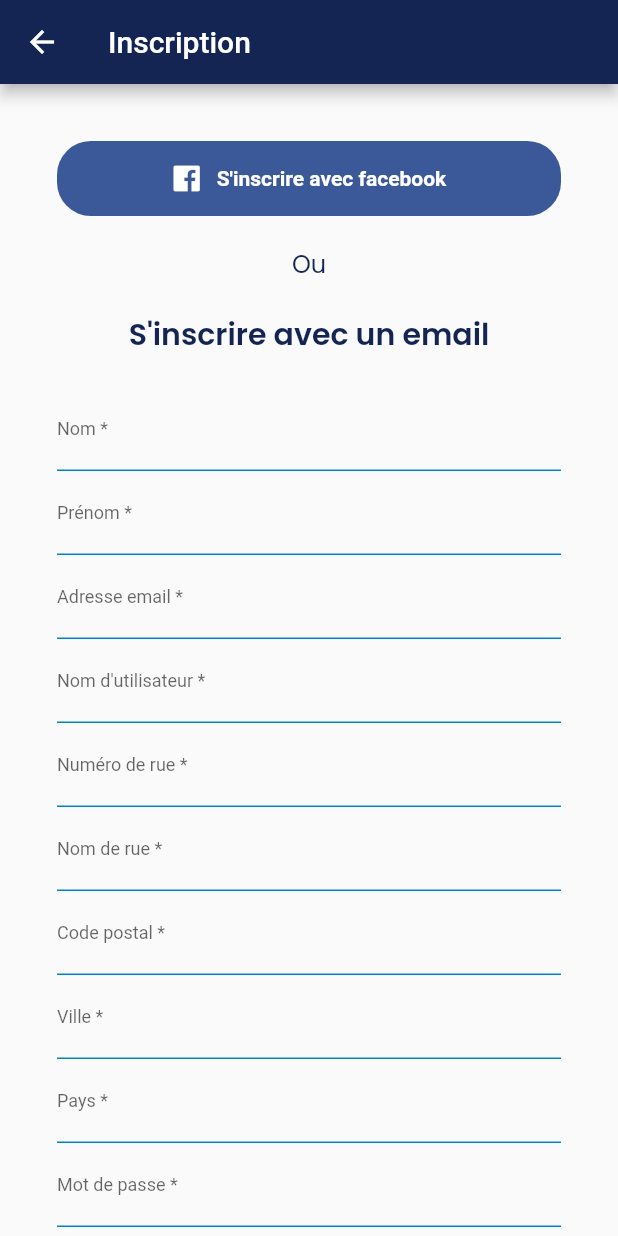
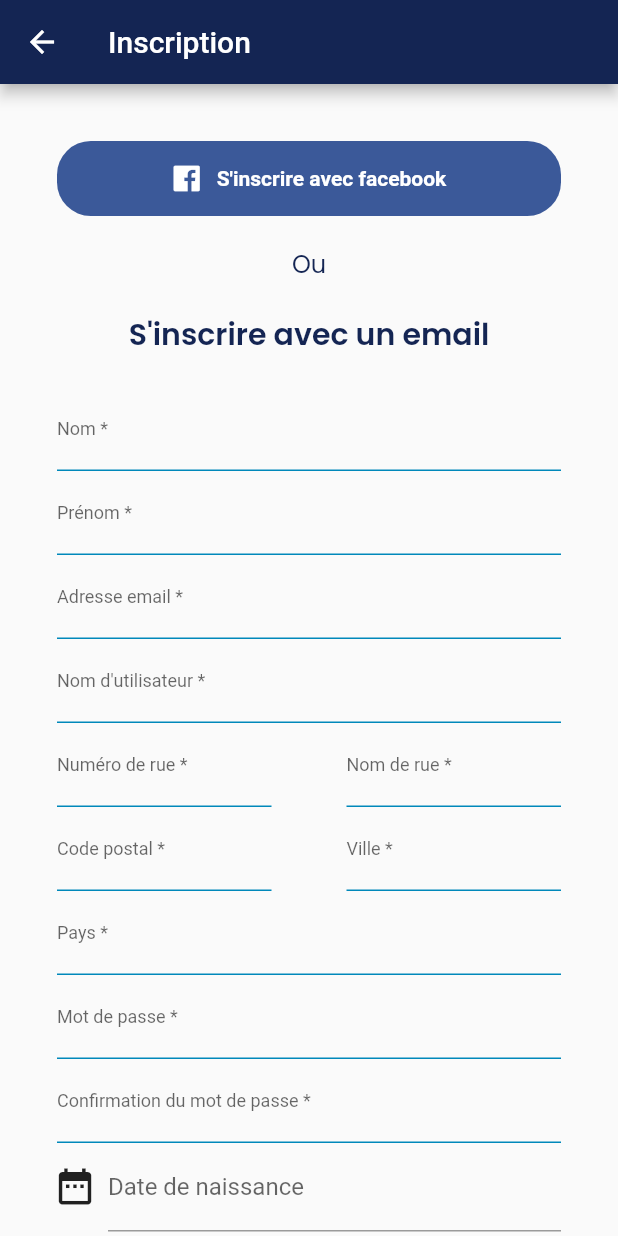
Before and after one commit to COMMUNIER-Pierrick/weezli-front, a Flutter app: the Register screen opened by its route, on a phone screen of 412 x 824 dp. Run offline on Flutter 3.47's test engine with Material 2 defaults, Android fonts, the phone set to English and light mode, and no system bars; our stand-ins replace flutter_rating_bar, flutter_secure_storage, flutter_svg, google_fonts, image_picker and 2 more; missing offline and left inert: dart:ffi; accounts and stored records are empty; network calls fail.

Commit message:
modification visuel sur le formulaire d'inscription V2 + Affichage des images lors de la création d'annonce expéditeur V1

```diff
--- a/lib/views/announce/announce_detail.dart
+++ b/lib/views/announce/announce_detail.dart
@@ -161,6 +161,7 @@ class _AnnounceDetail extends State<AnnounceDetail> {
                           width: width,
                           image: NetworkImage('http://10.0.2.2:5000/images/' +
                               announce.imgUrl!)),
+
                     ],
                   )
 
--- a/lib/views/announce/create_sender_announce.dart
+++ b/lib/views/announce/create_sender_announce.dart
@@ -114,6 +114,7 @@ class _CreateSenderAnnounceState extends State<CreateSenderAnnounce> {
     final height = (mediaQuery.size.height -
         appBar.preferredSize.height -
         mediaQuery.padding.top);
+    final width = (mediaQuery.size.width);
     User user = ModalRoute.of(context)!.settings.arguments as User;
     return Scaffold(
         appBar: appBar,
@@ -224,7 +225,14 @@ class _CreateSenderAnnounceState extends State<CreateSenderAnnounce> {
                             ElevatedButton (
                               onPressed: pickImageFromGallery,
                               child: Text ("Ajouter une image"),
-                            )
+                            ),
+                              Column(
+                                children: [
+                                  Text("Photos : ",
+                                      style: TextStyle(fontWeight: FontWeight.bold)),
+                                  //_viewImage(),
+                                ],
+                             ),
                           ],
                         ),
                       ),
@@ -272,6 +280,15 @@ class _CreateSenderAnnounceState extends State<CreateSenderAnnounce> {
           )
         ])));
   }
+
+  /*Widget _viewImage() {
+    if (imgList.isNotEmpty) {
+      for (int i = 0; i < imgList.length; i++) {
+        return Image.file(imgList[i]);
+      }
+    }
+    return Text("Pas d'image selectionner!");
+  }*/
 
   Widget _setSize(PackageSize size) {
     int index = size.id;
--- a/lib/views/authentication/register.dart
+++ b/lib/views/authentication/register.dart
@@ -67,6 +67,7 @@ class _RegisterState extends State<Register> {
 
   @override
   Widget build(BuildContext context) {
+
     TextFormField _field(TextEditingController controller, String label,
         String errorText, int mode) {
       return TextFormField(
@@ -127,24 +128,30 @@ class _RegisterState extends State<Register> {
           });
     }
 
+    final _fieldNumber = _field(_numberController, "Numéro de rue *", "Veuillez renseigner votre numéro de rue", 0);
+    final _fieldStreet = _field(_streetController, "Nom de rue *", "Veuillez renseigner votre nom de rue", 0);
+    final _fieldZipCode = _field(_zipCodeController, "Code postal *", "Veuillez renseigner votre code postal", 0);
+    final _fieldCity = _field(_cityController, "Ville *","Veuillez renseigner votre ville", 0);
+    final _fieldCountry = _field(_countryController, "Pays *", "Veuillez renseigner votre pays", 0);
+
     final List<TextFormField> _fieldList = [
-      //_field(_lastnameController, "Nom *", "Veuillez renseigner votre nom", 0),
-      //_field(_firstnameController, "Prénom *",
-      //    "Veuillez renseigner votre prénom", 0),
+      _field(_lastnameController, "Nom *", "Veuillez renseigner votre nom", 0),
+      _field(_firstnameController, "Prénom *",
+          "Veuillez renseigner votre prénom", 0),
       _field(_emailController, "Adresse email *",
           "Veuillez renseigner un email valable", 1),
       _field(_usernameController, "Nom d'utilisateur *",
           "Veuillez renseigner votre nom d'utilisateur", 0),
-      _field(_numberController, "Numéro de rue *",
-          "Veuillez renseigner votre numéro de rue", 0),
-      _field(_streetController, "Nom de rue *",
-          "Veuillez renseigner votre nom de rue", 0),
-      _field(_zipCodeController, "Code postal *",
-          "Veuillez renseigner votre code postal", 0),
-      _field(_cityController, "Ville *",
-          "Veuillez renseigner votre ville", 0),
-      _field(_countryController, "Pays *",
-          "Veuillez renseigner votre pays", 0),
+      //_field(_numberController, "Numéro de rue *",
+      //    "Veuillez renseigner votre numéro de rue", 0),
+      //_field(_streetController, "Nom de rue *",
+      //    "Veuillez renseigner votre nom de rue", 0),
+      //_field(_zipCodeController, "Code postal *",
+      //    "Veuillez renseigner votre code postal", 0),
+      //_field(_cityController, "Ville *",
+      //    "Veuillez renseigner votre ville", 0),
+      //_field(_countryController, "Pays *",
+      //   "Veuillez renseigner votre pays", 0),
     ];
 
     final List<TextFormField> _hiddenFieldList = [
@@ -185,8 +192,7 @@ class _RegisterState extends State<Register> {
                       color: WeezlyColors.white,
                     ),
                   ),
-                ],
-              ),
+                ]),
               fillColor: WeezlyColors.facebook,
               shape: RoundedRectangleBorder(
                 borderRadius: BorderRadius.circular(22.5),
@@ -223,58 +229,28 @@ class _RegisterState extends State<Register> {
             SizedBox(
               height: _separator,
             ),
+            for (TextFormField field in _fieldList) field,
             Row(
-                mainAxisAlignment: MainAxisAlignment.spaceBetween,
               children: [
                 Expanded(
-                      child: TextFormField(
-                        controller: _lastnameController,
-                        decoration: InputDecoration(
-                          enabledBorder: UnderlineInputBorder(
-                            borderSide: BorderSide(
-                              color: WeezlyColors.blue3,
+                    child: _fieldNumber,
                 ),
-                          ),
-                          labelText: "Nom *",
-                          labelStyle: TextStyle(
-                            fontSize: 12,
-                            fontWeight: FontWeight.w400,
-                          ),
-                        ),
-                        validator: (value) {
-                          if (value == null || value.isEmpty) {
-                            return "Veuillez renseigner votre Nom";
-                          }
-                          return null;
-                        },
-                      )
+                SizedBox(width: 50),
+                Expanded(
+                    child: _fieldStreet,
                 ),
               ]),
-                Spacer(),
+            Row(
+              children: [
                 Expanded(
-                    child: TextFormField(
-                      controller: _firstnameController,
-                      decoration: InputDecoration(
-                        enabledBorder: UnderlineInputBorder(
-                          borderSide: BorderSide(
-                            color: WeezlyColors.blue3,
+                  child: _fieldZipCode,
                 ),
+                SizedBox(width: 50),
+                Expanded(
+                  child: _fieldCity,
                 ),
-                        labelText: "Prénom *",
-                        labelStyle: TextStyle(
-                          fontSize: 12,
-                          fontWeight: FontWeight.w400,
-                        ),
-                      ),
-                      validator: (value) {
-                        if (value == null || value.isEmpty) {
-                          return "Veuillez renseigner votre Prénom";
-                        }
-                        return null;
-                      },
-                    )
-                ),
-            for (TextFormField field in _fieldList) field,
+              ]),
+            _fieldCountry,
             for (TextFormField hiddenField in _hiddenFieldList) hiddenField,
             Row(children: [
               Icon(
```
Lines whose indentation alone changed are shown as unchanged.
